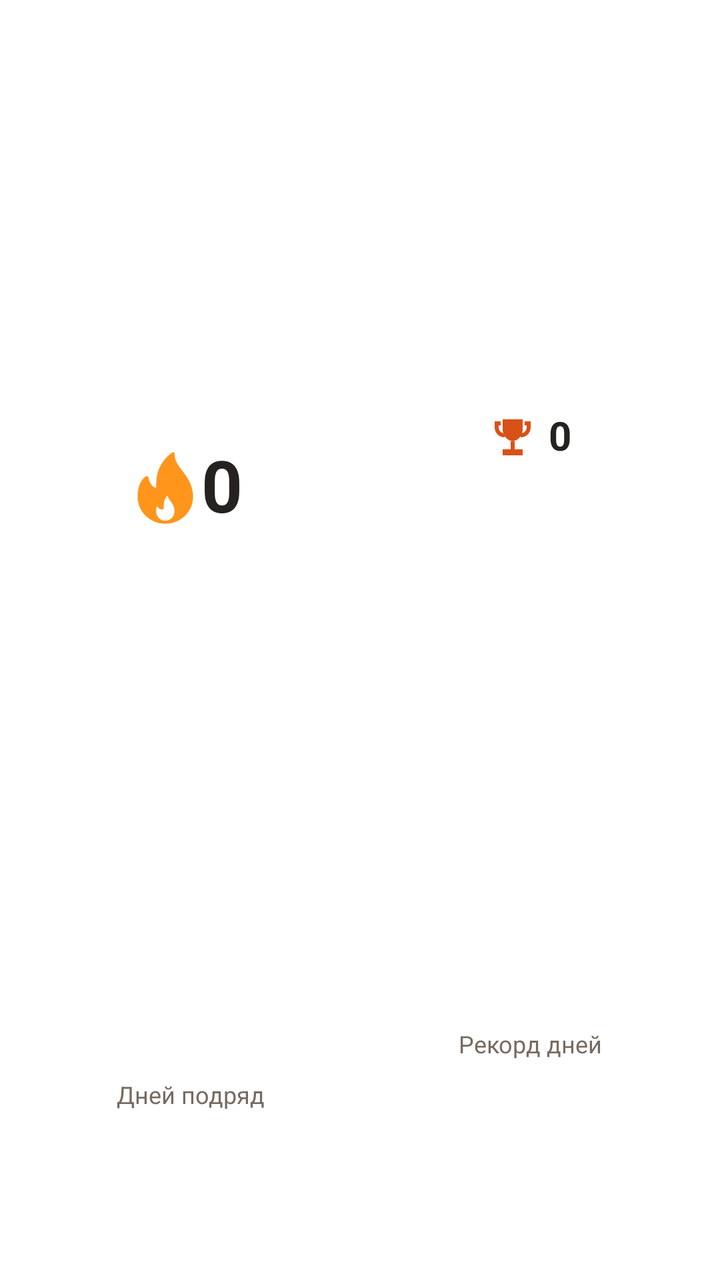
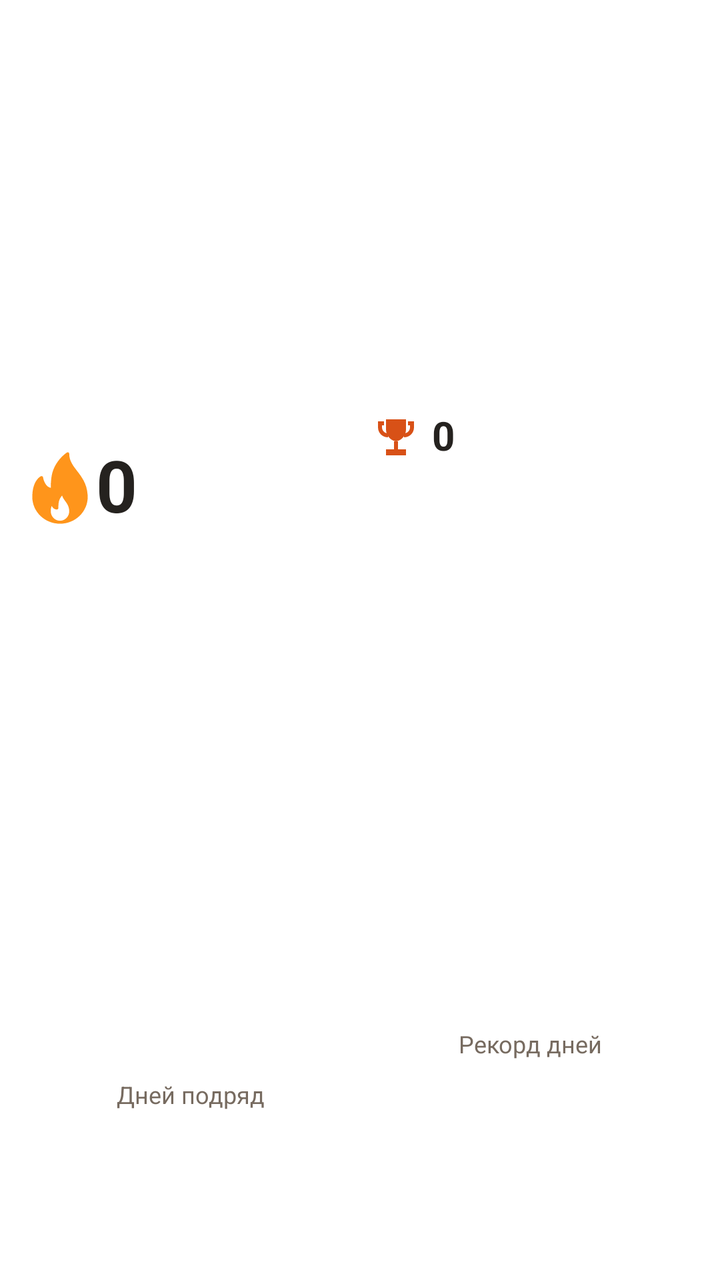

The first picture is an Android layout as it rendered before a commit; the second is the same layout after the commit. The layout source and the unified diff follow.
<!-- AndroidManifest.xml: fallback theme Theme.MaterialComponents.DayNight.NoActionBar -->
<!-- res/layout/streak_widget_minimal_wide.xml -->
<?xml version="1.0" encoding="utf-8"?>
<LinearLayout
    xmlns:android="http://schemas.android.com/apk/res/android"
    android:id="@+id/streak_root"
    android:layout_width="match_parent"
    android:layout_height="match_parent"
    android:orientation="vertical"
    android:padding="16dp"
    android:background="@drawable/streak_widget_minimal_background">
    <LinearLayout
        android:layout_width="match_parent"
        android:layout_height="0dp"
        android:layout_weight="1"
        android:orientation="horizontal">
        <LinearLayout
            android:layout_width="0dp"
            android:layout_height="match_parent"
            android:orientation="vertical"
            android:layout_weight="1">
            <LinearLayout
                android:layout_width="match_parent"
                android:layout_height="0dp"
                android:layout_weight="3"
                android:orientation="horizontal"
                android:gravity="center">
                <ImageView
                    android:id="@+id/streak_flame"
                    android:layout_width="28dp"
                    android:layout_height="match_parent"
                    android:src="@drawable/streak_widget_flame"
                    android:scaleType="fitCenter"
                    android:importantForAccessibility="no" />
                <TextView
                    android:id="@+id/streak_current"
                    android:layout_width="wrap_content"
                    android:layout_height="match_parent"
                    android:text="0"
                    android:textSize="36sp"
                    android:textColor="@color/streak_widget_text"
                    android:maxLines="1"
                    android:includeFontPadding="false"
                    android:gravity="center_vertical"
                    android:autoSizeTextType="uniform"
                    android:autoSizeMinTextSize="5sp"
                    android:autoSizeMaxTextSize="36sp"
                    android:autoSizeStepGranularity="1sp"
                    android:textStyle="bold"
                    android:layout_marginStart="4dp" />
            </LinearLayout>
            <TextView
                android:id="@+id/streak_label"
                android:layout_width="match_parent"
                android:layout_height="0dp"
                android:text="@string/currentLabel"
                android:textSize="12sp"
                android:textColor="@color/streak_widget_secondary"
                android:maxLines="1"
                android:includeFontPadding="false"
                android:gravity="center"
                android:autoSizeTextType="uniform"
                android:autoSizeMinTextSize="5sp"
                android:autoSizeMaxTextSize="12sp"
                android:autoSizeStepGranularity="1sp"
                android:layout_weight="1" />
        </LinearLayout>
        <LinearLayout
            android:layout_width="0dp"
            android:layout_height="match_parent"
            android:orientation="vertical"
            android:layout_weight="1"
            android:layout_marginStart="12dp">
            <LinearLayout
                android:layout_width="match_parent"
                android:layout_height="0dp"
                android:layout_weight="2"
                android:orientation="horizontal"
                android:gravity="center">
                <ImageView
                    android:id="@+id/streak_trophy"
                    android:layout_width="24dp"
                    android:layout_height="match_parent"
                    android:src="@drawable/streak_widget_trophy"
                    android:scaleType="fitCenter"
                    android:importantForAccessibility="no" />
                <TextView
                    android:id="@+id/streak_best"
                    android:layout_width="wrap_content"
                    android:layout_height="match_parent"
                    android:text="0"
                    android:textSize="20sp"
                    android:textColor="@color/streak_widget_text"
                    android:maxLines="1"
                    android:includeFontPadding="false"
                    android:gravity="center"
                    android:autoSizeTextType="uniform"
                    android:autoSizeMinTextSize="5sp"
                    android:autoSizeMaxTextSize="20sp"
                    android:autoSizeStepGranularity="1sp"
                    android:textStyle="bold"
                    android:layout_marginStart="6dp" />
            </LinearLayout>
            <TextView
                android:id="@+id/streak_best_label"
                android:layout_width="match_parent"
                android:layout_height="0dp"
                android:text="@string/bestLabel"
                android:textSize="12sp"
                android:textColor="@color/streak_widget_secondary"
                android:maxLines="1"
                android:includeFontPadding="false"
                android:gravity="center"
                android:autoSizeTextType="uniform"
                android:autoSizeMinTextSize="5sp"
                android:autoSizeMaxTextSize="12sp"
                android:autoSizeStepGranularity="1sp"
                android:layout_weight="1" />
        </LinearLayout>
    </LinearLayout>
    <TextView
        android:id="@+id/streak_status"
        android:layout_width="match_parent"
        android:layout_height="28dp"
        android:text="@string/startLabel"
        android:textSize="12sp"
        android:textColor="@color/streak_widget_accent"
        android:maxLines="2"
        android:includeFontPadding="false"
        android:gravity="center"
        android:autoSizeTextType="uniform"
        android:autoSizeMinTextSize="5sp"
        android:autoSizeMaxTextSize="12sp"
        android:autoSizeStepGranularity="1sp"
        android:layout_marginTop="4dp"
        android:visibility="gone" />
</LinearLayout>
<!-- resources referenced by this layout -->
<resources>
  <color name="streak_widget_accent">#D85117</color>
  <color name="streak_widget_secondary">#776B60</color>
  <color name="streak_widget_text">#25221F</color>
  <!-- drawable streak_widget_flame (drawable) -->
  <vector xmlns:android="http://schemas.android.com/apk/res/android"
      android:width="28dp" android:height="36dp"
      android:viewportWidth="388" android:viewportHeight="516">
      <group android:translateX="-62" android:translateY="2">
          <path android:fillColor="#FF951B"
              android:pathData="M446.906,299.769c-5.865-76.359-41.417-124.21-72.781-166.436C345.083,94.241,320,60.483,320,10.685 c0-4-2.24-7.656-5.792-9.489c-3.563-1.844-7.844-1.542-11.083,0.812c-47.104,33.706-86.406,90.515-100.135,144.719 c-9.531,37.737-10.792,80.161-10.969,108.18c-43.5-9.291-53.354-74.359-53.458-75.068c-0.49-3.375-2.552-6.312-5.552-7.916 c-3.031-1.583-6.594-1.698-9.667-0.177c-2.281,1.104-55.99,28.394-59.115,137.355C64.01,312.726,64,316.362,64,319.997 c0,105.857,86.135,191.987,192,191.987c0.146,0.01,0.302,0.031,0.427,0c0.042,0,0.083,0,0.135,0 C362.167,511.681,448,425.667,448,319.997C448,314.674,446.906,299.769,446.906,299.769z M256,490.652 c-35.292,0-64-30.581-64-68.172c0-1.281-0.01-2.573,0.083-4.156c0.427-15.853,3.438-26.675,6.74-33.873 c6.188,13.291,17.25,25.509,35.219,25.509c5.896,0,10.667-4.771,10.667-10.666c0-15.186,0.313-32.706,4.094-48.518 c3.365-14.02,11.406-28.936,21.594-40.893c4.531,15.52,13.365,28.081,21.99,40.341c12.344,17.54,25.104,35.675,27.344,66.6 c0.135,1.833,0.271,3.677,0.271,5.656C320,460.07,291.292,490.652,256,490.652z" />
      </group>
  </vector>
  <!-- drawable streak_widget_minimal_background (drawable) -->
  <shape xmlns:android="http://schemas.android.com/apk/res/android" android:shape="rectangle">
      <solid android:color="@color/streak_minimal_background" />
      <corners android:radius="24dp" />
  </shape>
  <!-- drawable streak_widget_trophy (drawable) -->
  <vector xmlns:android="http://schemas.android.com/apk/res/android"
      android:width="24dp" android:height="24dp"
      android:viewportWidth="24" android:viewportHeight="24">
      <path android:fillColor="@color/streak_widget_accent"
          android:pathData="M7,3H17V8C17,11.1 14.8,13.6 12,14C9.2,13.6 7,11.1 7,8ZM11,14H13V18H17V21H7V18H11ZM3,4H6V6H5V7C5,8.6 6.3,10 8,10V12C5.2,12 3,9.8 3,7ZM18,4H21V7C21,9.8 18.8,12 16,12V10C17.7,10 19,8.6 19,7V6H18Z" />
  </vector>
  <string name="bestLabel">Рекорд дней</string>
  <string name="currentLabel">Дней подряд</string>
  <string name="startLabel">Начни новую серию</string>
  <color name="streak_minimal_background">#FFFFFF</color>
</resources>

<!-- the commit's change to res/layout/streak_widget_minimal_wide.xml (unified diff, before → after) -->
@@ -32,7 +32,7 @@
                     android:importantForAccessibility="no" />
                 <TextView
                     android:id="@+id/streak_current"
-                    android:layout_width="wrap_content"
+                    android:layout_width="0dp"
                     android:layout_height="match_parent"
                     android:text="0"
                     android:textSize="36sp"
@@ -44,6 +44,7 @@
                     android:autoSizeMinTextSize="5sp"
                     android:autoSizeMaxTextSize="36sp"
                     android:autoSizeStepGranularity="1sp"
+                    android:layout_weight="1"
                     android:textStyle="bold"
                     android:layout_marginStart="4dp" />
             </LinearLayout>
@@ -84,18 +85,19 @@
                     android:importantForAccessibility="no" />
                 <TextView
                     android:id="@+id/streak_best"
-                    android:layout_width="wrap_content"
+                    android:layout_width="0dp"
                     android:layout_height="match_parent"
                     android:text="0"
                     android:textSize="20sp"
                     android:textColor="@color/streak_widget_text"
                     android:maxLines="1"
                     android:includeFontPadding="false"
-                    android:gravity="center"
+                    android:gravity="center_vertical"
                     android:autoSizeTextType="uniform"
                     android:autoSizeMinTextSize="5sp"
                     android:autoSizeMaxTextSize="20sp"
                     android:autoSizeStepGranularity="1sp"
+                    android:layout_weight="1"
                     android:textStyle="bold"
                     android:layout_marginStart="6dp" />
             </LinearLayout>
